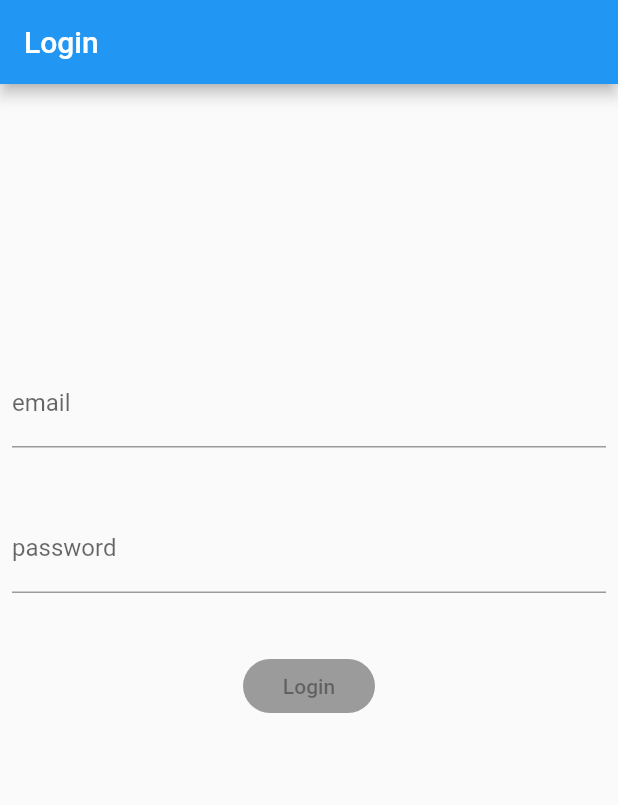
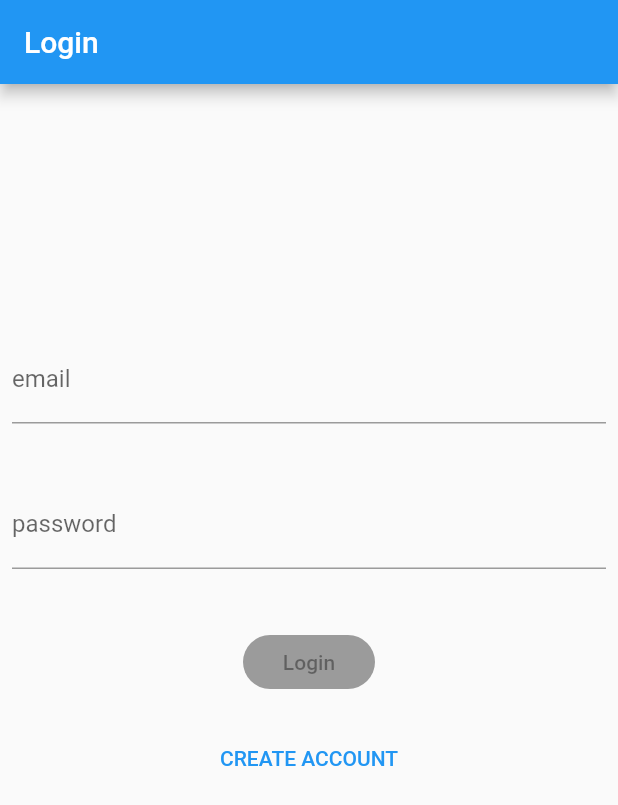
Before and after one commit to rccarmenaty/cc, a Flutter app: the screen it shows after launch, on a phone screen of 412 x 824 dp. Shown: the top 805 px of the screen. Run offline on Flutter 3.47's test engine with Material 2 defaults, Android fonts, the phone set to English and light mode, and no system bars; our stand-ins replace bloc, equatable, firebase_auth, firebase_core, flutter_bloc, formz; missing offline and left inert: pedantic; accounts and stored records are empty.

Commit message:
login flow

```diff
--- a/lib/app.dart
+++ b/lib/app.dart
@@ -2,12 +2,12 @@ import 'package:cc2021/authentication/bloc/authentication_bloc.dart';
 import 'package:flutter/material.dart';
 import 'package:flutter_bloc/flutter_bloc.dart';
 import 'authentication/data/authenticationRepository.dart';
-import 'authentication/view/home.dart';
 import 'authentication/view/login.dart';
 import 'authentication/view/splash.dart';
+import 'home/home.dart';
 
 class App extends StatelessWidget {
-  final AuthenticationeRepository authenticationeRepository;
+  final AuthenticationRepository authenticationeRepository;
 
   const App({Key key, @required this.authenticationeRepository})
       : assert(authenticationeRepository != null),
--- a/lib/authentication/bloc/authentication_bloc.dart
+++ b/lib/authentication/bloc/authentication_bloc.dart
@@ -11,11 +11,11 @@ part 'authentication_state.dart';
 
 class AuthenticationBloc
     extends Bloc<AuthenticationEvent, AuthenticationState> {
-  final AuthenticationeRepository _authenticationeRepository;
+  final AuthenticationRepository _authenticationeRepository;
   StreamSubscription<User> _userSuscription;
 
   AuthenticationBloc(
-      {@required AuthenticationeRepository authenticationeRepository})
+      {@required AuthenticationRepository authenticationeRepository})
       : assert(authenticationeRepository != null),
         _authenticationeRepository = authenticationeRepository,
         super(const AuthenticationState.unknown()) {
--- a/lib/authentication/data/authenticationRepository.dart
+++ b/lib/authentication/data/authenticationRepository.dart
@@ -15,10 +15,10 @@ class LogOutFailure implements Exception {}
 /// {@template authentication_repository}
 /// Repository which manages user authentication.
 /// {@endtemplate}
-class AuthenticationeRepository {
+class AuthenticationRepository {
   final firabase_auth.FirebaseAuth _firebaseAuth;
 
-  AuthenticationeRepository({firabase_auth.FirebaseAuth firebaseAuth})
+  AuthenticationRepository({firabase_auth.FirebaseAuth firebaseAuth})
       : _firebaseAuth = firebaseAuth ?? firabase_auth.FirebaseAuth.instance;
 
   /// Stream of [User] which will emit the current user when
--- a/lib/authentication/data/user.dart
+++ b/lib/authentication/data/user.dart
@@ -17,6 +17,8 @@ class User extends Equatable {
 
   static const empty = User(id: '', email: '', username: null, photo: null);
 
+  String get name => username;
+
   @override
   // TODO: implement props
   List<Object> get props => [id, email, username, photo];
--- a/lib/authentication/view/forms/login/cubit/login_cubit.dart
+++ b/lib/authentication/view/forms/login/cubit/login_cubit.dart
@@ -8,7 +8,7 @@ import 'package:formz/formz.dart';
 part 'login_state.dart';
 
 class LoginCubit extends Cubit<LoginState> {
-  final AuthenticationeRepository _authenticationeRepository;
+  final AuthenticationRepository _authenticationeRepository;
 
   LoginCubit(this._authenticationeRepository)
       : assert(_authenticationeRepository != null),
--- a/lib/authentication/view/forms/login/login_form.dart
+++ b/lib/authentication/view/forms/login/login_form.dart
@@ -2,6 +2,7 @@ import 'package:cc2021/authentication/view/forms/login/cubit/login_cubit.dart';
 import 'package:flutter/material.dart';
 import 'package:flutter_bloc/flutter_bloc.dart';
 import 'package:formz/formz.dart';
+import 'package:cc2021/authentication/view/signup.dart';
 
 class LoginForm extends StatelessWidget {
   @override
@@ -28,8 +29,8 @@ class LoginForm extends StatelessWidget {
               const SizedBox(height: 16.0),
               _LoginButton(),
               const SizedBox(height: 16.0),
-
-              ],
+              _SignUpButton()
+            ],
           ))),
     );
   }
@@ -86,12 +87,27 @@ class _LoginButton extends StatelessWidget {
               : RaisedButton(
                   key: const Key('LoginForm_RaisedButton'),
                   child: const Text('Login'),
-                  shape: RoundedRectangleBorder(borderRadius: BorderRadius.circular(30.0)),
+                  shape: RoundedRectangleBorder(
+                      borderRadius: BorderRadius.circular(30.0)),
                   color: const Color(0xFFFFD600),
                   onPressed: state.status.isValidated
-                             ? () => context.read<LoginCubit>().logInWithCredentials()
-                             : null
-                );
+                      ? () => context.read<LoginCubit>().logInWithCredentials()
+                      : null);
         });
   }
 }
+
+class _SignUpButton extends StatelessWidget {
+  @override
+  Widget build(BuildContext context) {
+    final theme = Theme.of(context);
+    return TextButton(
+      key: const Key('loginForm_createAccount_flatButton'),
+      child: Text(
+        'CREATE ACCOUNT',
+        style: TextStyle(color: theme.primaryColor),
+      ),
+      onPressed: () => Navigator.of(context).push<void>(SignUpPage.route()),
+    );
+  }
+}
--- a/lib/authentication/view/forms/signup/cubit/signup_cubit.dart
+++ b/lib/authentication/view/forms/signup/cubit/signup_cubit.dart
@@ -9,7 +9,7 @@ import 'package:formz/formz.dart';
 part 'signup_state.dart';
 
 class SignupCubit extends Cubit<SignupState> {
-  final AuthenticationeRepository _authenticationeRepository;
+  final AuthenticationRepository _authenticationeRepository;
 
   SignupCubit(this._authenticationeRepository)
       : assert(_authenticationeRepository != null),
@@ -42,7 +42,7 @@ class SignupCubit extends Cubit<SignupState> {
             Formz.validate([state.email, state.password, confirmedPassword])));
   }
 
-  Future<void> signUpFormSubmit() async {
+  Future<void> signUpFormSubmitted() async {
     if (!state.status.isValidated) return;
 
     emit(state.copyWith(status: FormzStatus.submissionSuccess));
--- a/lib/authentication/view/login.dart
+++ b/lib/authentication/view/login.dart
@@ -16,7 +16,7 @@ class LoginPage extends StatelessWidget {
       body: Padding(
         padding: const EdgeInsets.all(8.0),
         child: BlocProvider(
-          create: (_) => LoginCubit(context.read<AuthenticationeRepository>()),
+          create: (_) => LoginCubit(context.read<AuthenticationRepository>()),
           child: LoginForm(),
           ),
         )
--- a/lib/main.dart
+++ b/lib/main.dart
@@ -13,5 +13,5 @@ void main() async {
   await Firebase.initializeApp();
   EquatableConfig.stringify = kDebugMode;
   Bloc.observer = SimpleBlocObserver();
-  runApp(App(authenticationeRepository: AuthenticationeRepository()));
+  runApp(App(authenticationeRepository: AuthenticationRepository()));
 }
```
Also changed, not shown: lib/authentication/view/forms/signup/signup_form.dart (+93 -9 lines), lib/authentication/view/home.dart (deleted, +0 -14 lines), lib/authentication/view/signup.dart (+19 -4 lines).
